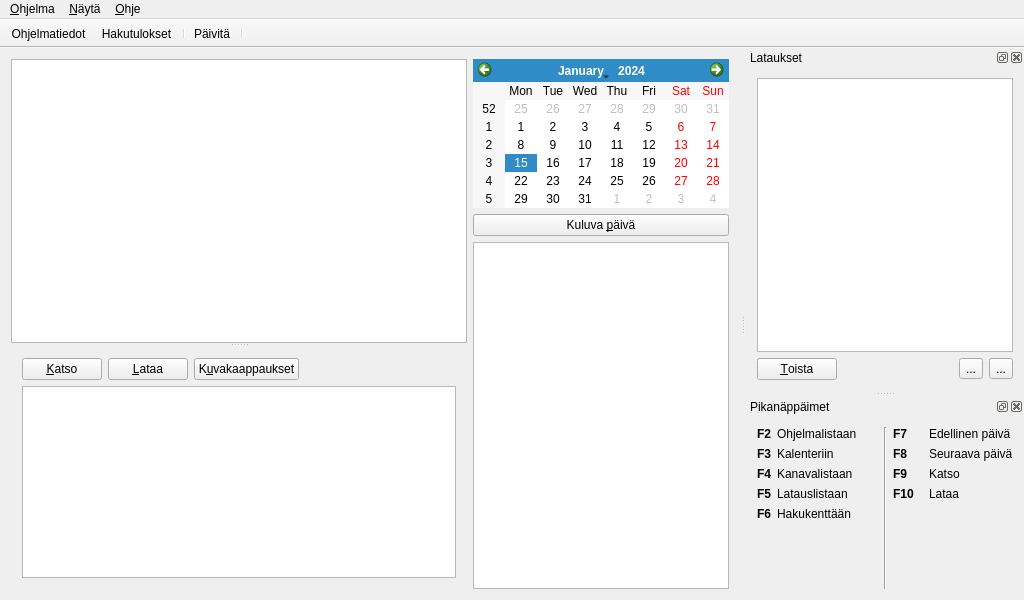
Above: mainwindow.ui from thelineva/tvkaistagui before the change. Below: the same form after it.
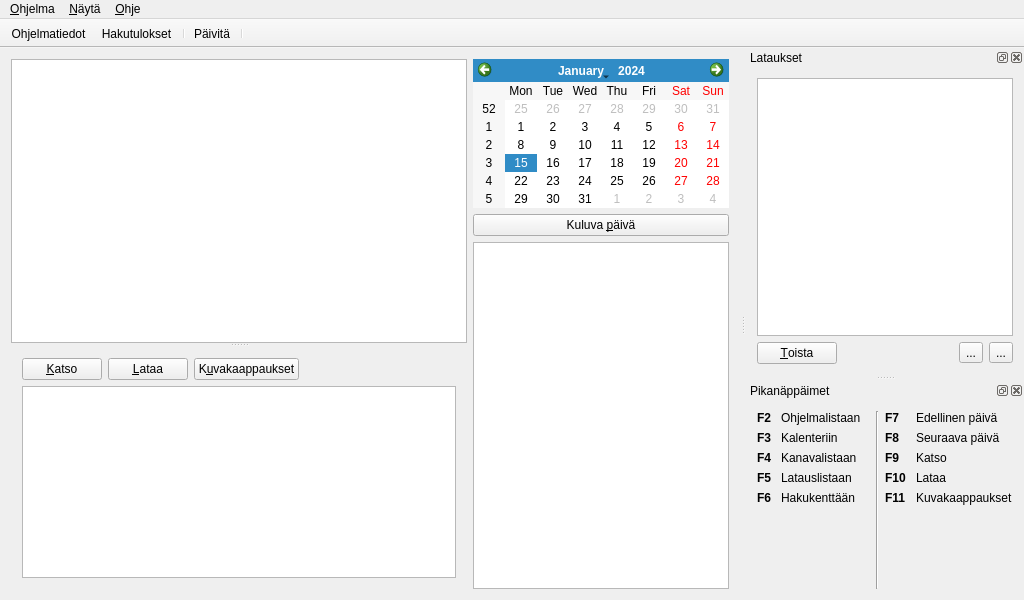
That is the form after the change. Icons and pictures are not drawn.

Commit message: Pikanäppäinohjeisiin lisätty Kuvakaappaukset-toiminto

```diff
--- a/mainwindow.ui
+++ b/mainwindow.ui
@@ -393,6 +393,9 @@
     <layout class="QHBoxLayout" name="horizontalLayout_3" stretch="1,0,1">
      <item>
       <layout class="QGridLayout" name="gridLayout" columnstretch="0,1">
+       <property name="horizontalSpacing">
+        <number>10</number>
+       </property>
        <item row="0" column="0">
         <widget class="QLabel" name="sh1Label">
          <property name="font">
@@ -517,6 +520,9 @@
      </item>
      <item>
       <layout class="QGridLayout" name="gridLayout_2" columnstretch="0,0">
+       <property name="horizontalSpacing">
+        <number>10</number>
+       </property>
        <item row="0" column="0">
         <widget class="QLabel" name="sh11Label">
          <property name="font">
@@ -531,7 +537,7 @@
         </widget>
        </item>
        <item row="0" column="1">
-        <widget class="QLabel" name="sh15Label">
+        <widget class="QLabel" name="sh16Label">
          <property name="text">
           <string>Edellinen päivä</string>
          </property>
@@ -551,7 +557,7 @@
         </widget>
        </item>
        <item row="1" column="1">
-        <widget class="QLabel" name="sh16Label">
+        <widget class="QLabel" name="sh17Label">
          <property name="text">
           <string>Seuraava päivä</string>
          </property>
@@ -571,7 +577,7 @@
         </widget>
        </item>
        <item row="2" column="1">
-        <widget class="QLabel" name="sh17Label">
+        <widget class="QLabel" name="sh18Label">
          <property name="text">
           <string>Katso</string>
          </property>
@@ -590,14 +596,7 @@
          </property>
         </widget>
        </item>
-       <item row="3" column="1">
-        <widget class="QLabel" name="sh18Label">
-         <property name="text">
-          <string>Lataa</string>
-         </property>
-        </widget>
-       </item>
-       <item row="4" column="1">
+       <item row="5" column="1">
         <spacer name="verticalSpacer_2">
          <property name="orientation">
           <enum>Qt::Vertical</enum>
@@ -610,6 +609,33 @@
          </property>
         </spacer>
        </item>
+       <item row="4" column="0">
+        <widget class="QLabel" name="sh15label">
+         <property name="font">
+          <font>
+           <weight>75</weight>
+           <bold>true</bold>
+          </font>
+         </property>
+         <property name="text">
+          <string>F11</string>
+         </property>
+        </widget>
+       </item>
+       <item row="4" column="1">
+        <widget class="QLabel" name="sh20Label">
+         <property name="text">
+          <string>Kuvakaappaukset</string>
+         </property>
+        </widget>
+       </item>
+       <item row="3" column="1">
+        <widget class="QLabel" name="sh19Label">
+         <property name="text">
+          <string>Lataa</string>
+         </property>
+        </widget>
+       </item>
       </layout>
      </item>
     </layout>
```
Left out of the diff: 2 changed lines with no effect on the pictures. The commit also changes 1 other file.
